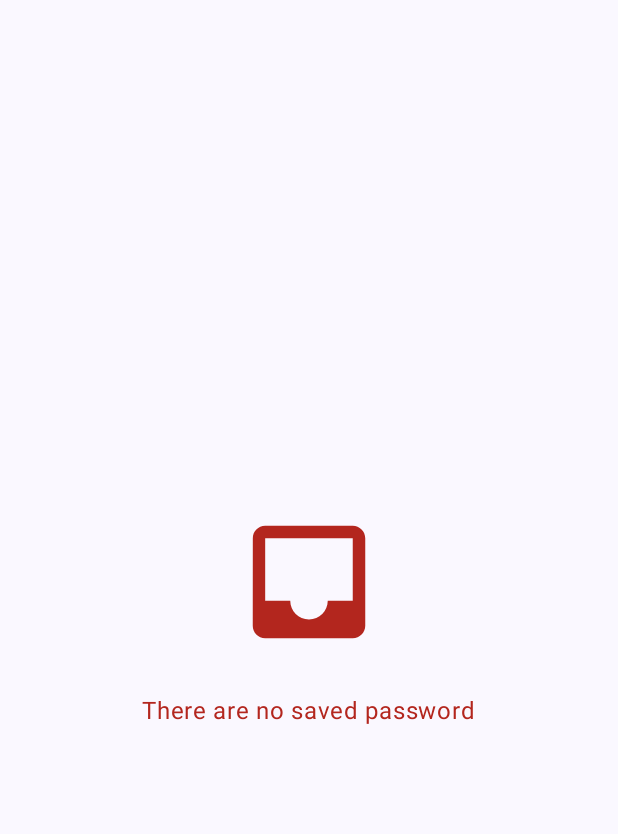
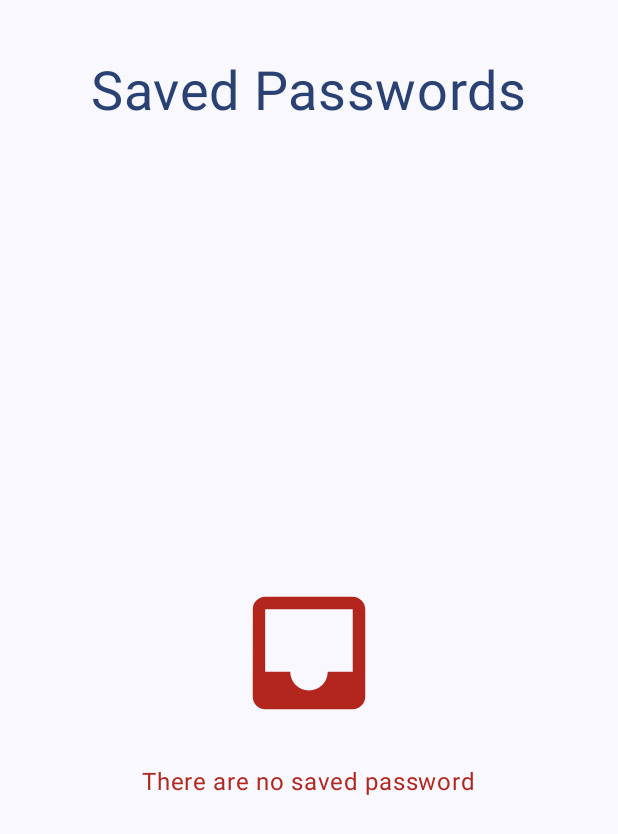
Before and after one commit to AAyar94/Password_Generator_Compose, an Android app built with Jetpack Compose: the SavedPasswordsScreen screen opened through its navigation route, on a phone screen of 412 x 824 dp. Shown: the top 834 px of the screen. Run offline under Robolectric (Android 15) with nearby library versions, the light colour scheme and no system bars; our stand-ins replace Dagger/Hilt's generated code, Room's generated code, accompanist.

Commit message:
added new string values to strings.xml, PasswordGeneratorNavigation edited, PasswordGeneratorViewModel & SavedPasswordsViewModel created, Repository created, PasswordSaveAlertDialog view created

```diff
--- a/app/src/main/java/com/aayar94/passwordgenerator/ui/navigation/PasswordGeneratorNavigation.kt
+++ b/app/src/main/java/com/aayar94/passwordgenerator/ui/navigation/PasswordGeneratorNavigation.kt
@@ -4,8 +4,8 @@ import androidx.compose.runtime.Composable
 import androidx.navigation.compose.NavHost
 import androidx.navigation.compose.composable
 import androidx.navigation.compose.rememberNavController
-import com.aayar94.passwordgenerator.ui.screens.PasswordGeneratorScreen
-import com.aayar94.passwordgenerator.ui.screens.SavedPasswordsScreen
+import com.aayar94.passwordgenerator.ui.screens.password_generator.PasswordGeneratorScreen
+import com.aayar94.passwordgenerator.ui.screens.saved_passwords.SavedPasswordsScreen
 
 @Composable
 fun PasswordGeneratorNavigation() {
@@ -19,7 +19,7 @@ fun PasswordGeneratorNavigation() {
                 PasswordGeneratorScreen(navController = navController)
             }
             composable(PasswordGeneratorScreens.SavedPasswordsScreen.name){
-                SavedPasswordsScreen()
+                SavedPasswordsScreen(navController)
             }
 
         })
--- a/app/src/main/java/com/aayar94/passwordgenerator/ui/screens/SavedPasswordsScreen.kt
+++ /dev/null
@@ -1,124 +0,0 @@
-package com.aayar94.passwordgenerator.ui.screens
-
-import android.content.res.Configuration.UI_MODE_NIGHT_YES
-import androidx.compose.foundation.Image
-import androidx.compose.foundation.background
-import androidx.compose.foundation.isSystemInDarkTheme
-import androidx.compose.foundation.layout.Arrangement
-import androidx.compose.foundation.layout.Box
-import androidx.compose.foundation.layout.Column
-import androidx.compose.foundation.layout.PaddingValues
-import androidx.compose.foundation.layout.Spacer
-import androidx.compose.foundation.layout.fillMaxSize
-import androidx.compose.foundation.layout.fillMaxWidth
-import androidx.compose.foundation.layout.height
-import androidx.compose.foundation.layout.padding
-import androidx.compose.foundation.layout.width
-import androidx.compose.foundation.lazy.LazyColumn
-import androidx.compose.foundation.lazy.items
-import androidx.compose.material.icons.Icons
-import androidx.compose.material.icons.filled.Inbox
-import androidx.compose.material3.Icon
-import androidx.compose.material3.MaterialTheme
-import androidx.compose.material3.Surface
-import androidx.compose.material3.Text
-import androidx.compose.runtime.Composable
-import androidx.compose.ui.Alignment
-import androidx.compose.ui.Alignment.Companion.Center
-import androidx.compose.ui.Alignment.Companion.CenterHorizontally
-import androidx.compose.ui.Modifier
-import androidx.compose.ui.graphics.Color
-import androidx.compose.ui.tooling.preview.Preview
-import androidx.compose.ui.unit.dp
-import androidx.compose.ui.unit.sp
-import com.aayar94.passwordgenerator.component.RowLayoutSavedPassword
-import com.aayar94.passwordgenerator.model.db.SavedPasswordModel
-import com.aayar94.passwordgenerator.ui.theme.PasswordGeneratorTheme
-import com.google.accompanist.systemuicontroller.rememberSystemUiController
-
-@Composable
-fun SavedPasswordsScreen() {
-    val passwordList: List<SavedPasswordModel> = emptyList()
-    PasswordGeneratorTheme {
-        SavedPasswordsContent(passwordList)
-    }
-}
-
-@Composable
-fun SavedPasswordsContent(list: List<SavedPasswordModel>) {
-    Surface(
-        modifier = Modifier
-            .fillMaxSize()
-            .background(MaterialTheme.colorScheme.surface)
-    ) {
-        if (list.isEmpty()) {
-            Box(modifier = Modifier.fillMaxSize()) {
-                Column(
-                    modifier = Modifier.fillMaxSize(),
-                    verticalArrangement = Arrangement.Center,
-                    horizontalAlignment = Alignment.CenterHorizontally
-                ) {
-                    Icon(
-                        imageVector = Icons.Default.Inbox,
-                        contentDescription = "Saved password list empty image",
-                        tint = MaterialTheme.colorScheme.error,
-                        modifier = Modifier
-                            .height(100.dp)
-                            .width(100.dp)
-                    )
-                    Spacer(modifier = Modifier.height(24.dp))
-                    Text(
-                        text = "There are no saved password",
-                        color = MaterialTheme.colorScheme.error
-                    )
-                }
-
-            }
-        } else {
-            Column(modifier = Modifier.fillMaxSize()) {
-                Text(
-                    text = "Saved Passwords",
-                    fontSize = 36.sp,
-                    modifier = Modifier
-                        .align(CenterHorizontally)
-                        .padding(top = 16.dp)
-                )
-                Spacer(modifier = Modifier.height(12.dp))
-                LazyColumn(
-                    modifier = Modifier
-                        .fillMaxWidth()
-                        .background(Color.Transparent),
-                    contentPadding = PaddingValues(12.dp),
-                ) {
-                    items(list) { password ->
-                        RowLayoutSavedPassword(password = password)
-                    }
-                }
-            }
-        }
-    }
-}
-
-
-@Preview
-@Preview(uiMode = UI_MODE_NIGHT_YES)
-@Composable
-fun SavedPasswordsPreviewListNotEmpty() {
-    PasswordGeneratorTheme {
-        val list = mutableListOf<SavedPasswordModel>()
-        list.add(SavedPasswordModel(1, "asd", "bsd"))
-        list.add(SavedPasswordModel(1, "asd", "bsd"))
-        list.add(SavedPasswordModel(1, "asd", "bsd"))
-        SavedPasswordsContent(list)
-    }
-}
-
-@Preview
-@Preview(uiMode = UI_MODE_NIGHT_YES)
-@Composable
-fun SavedPasswordsPreviewListEmpty() {
-    PasswordGeneratorTheme {
-        val list = emptyList<SavedPasswordModel>()
-        SavedPasswordsContent(list)
-    }
-}
--- /dev/null
+++ b/app/src/main/java/com/aayar94/passwordgenerator/ui/screens/saved_passwords/SavedPasswordsScreen.kt
@@ -0,0 +1,137 @@
+package com.aayar94.passwordgenerator.ui.screens.saved_passwords
+
+import android.content.res.Configuration.UI_MODE_NIGHT_YES
+import androidx.compose.foundation.background
+import androidx.compose.foundation.layout.Arrangement
+import androidx.compose.foundation.layout.Box
+import androidx.compose.foundation.layout.Column
+import androidx.compose.foundation.layout.PaddingValues
+import androidx.compose.foundation.layout.Spacer
+import androidx.compose.foundation.layout.fillMaxSize
+import androidx.compose.foundation.layout.fillMaxWidth
+import androidx.compose.foundation.layout.height
+import androidx.compose.foundation.layout.padding
+import androidx.compose.foundation.layout.width
+import androidx.compose.foundation.lazy.LazyColumn
+import androidx.compose.foundation.lazy.items
+import androidx.compose.material.icons.Icons
+import androidx.compose.material.icons.filled.Inbox
+import androidx.compose.material3.Icon
+import androidx.compose.material3.MaterialTheme
+import androidx.compose.material3.Surface
+import androidx.compose.material3.Text
+import androidx.compose.runtime.Composable
+import androidx.compose.runtime.LaunchedEffect
+import androidx.compose.ui.Alignment
+import androidx.compose.ui.Alignment.Companion.CenterHorizontally
+import androidx.compose.ui.Modifier
+import androidx.compose.ui.graphics.Color
+import androidx.compose.ui.tooling.preview.Preview
+import androidx.compose.ui.unit.dp
+import androidx.compose.ui.unit.sp
+import androidx.hilt.navigation.compose.hiltViewModel
+import androidx.navigation.NavController
+import com.aayar94.passwordgenerator.component.RowLayoutSavedPassword
+import com.aayar94.passwordgenerator.model.db.SavedPasswordModel
+import com.aayar94.passwordgenerator.ui.theme.PasswordGeneratorTheme
+
+@Composable
+fun SavedPasswordsScreen(
+    navController: NavController,
+    viewModel: SavedPasswordsViewModel = hiltViewModel()
+) {
+    var passwordList : List<SavedPasswordModel>? = emptyList()
+    LaunchedEffect(key1 = "key1", block = {
+        passwordList = viewModel.passwordList.value
+    })
+    PasswordGeneratorTheme {
+        passwordList?.let { SavedPasswordsContent(it) }
+    }
+}
+
+@Composable
+fun SavedPasswordsContent(list: List<SavedPasswordModel>, modifier: Modifier = Modifier) {
+    Surface(
+        modifier = modifier
+            .fillMaxSize()
+            .background(MaterialTheme.colorScheme.surface)
+    ) {
+        Column(
+            modifier = modifier
+                .fillMaxSize()
+                .padding(horizontal = 24.dp)
+                .padding(top = 24.dp)
+        ) {
+            Text(
+                text = "Saved Passwords",
+                fontSize = 36.sp,
+                modifier = modifier
+                    .align(CenterHorizontally)
+                    .padding(top = 16.dp), color = MaterialTheme.colorScheme.primary
+            )
+            Spacer(modifier = Modifier.height(12.dp))
+
+            if (list.isEmpty()) {
+                Box(modifier = Modifier.fillMaxSize()) {
+                    Column(
+                        modifier = Modifier.fillMaxSize(),
+                        verticalArrangement = Arrangement.Center,
+                        horizontalAlignment = Alignment.CenterHorizontally
+                    ) {
+                        Icon(
+                            imageVector = Icons.Default.Inbox,
+                            contentDescription = "Saved password list empty image",
+                            tint = MaterialTheme.colorScheme.error,
+                            modifier = Modifier
+                                .height(100.dp)
+                                .width(100.dp)
+                        )
+                        Spacer(modifier = Modifier.height(24.dp))
+                        Text(
+                            text = "There are no saved password",
+                            color = MaterialTheme.colorScheme.error
+                        )
+                    }
+
+                }
+            } else {
+                Column(modifier = Modifier.fillMaxSize()) {
+                    LazyColumn(
+                        modifier = Modifier
+                            .fillMaxWidth()
+                            .background(Color.Transparent),
+                        contentPadding = PaddingValues(12.dp),
+                    ) {
+                        items(list) { password ->
+                            RowLayoutSavedPassword(password = password)
+                        }
+                    }
+                }
+            }
+        }
+    }
+}
+
+
+@Preview
+@Preview(uiMode = UI_MODE_NIGHT_YES)
+@Composable
+fun SavedPasswordsPreviewListNotEmpty() {
+    PasswordGeneratorTheme {
+        val list = mutableListOf<SavedPasswordModel>()
+        list.add(SavedPasswordModel(1, "asd", "bsd"))
+        list.add(SavedPasswordModel(1, "asd", "bsd"))
+        list.add(SavedPasswordModel(1, "asd", "bsd"))
+        SavedPasswordsContent(list)
+    }
+}
+
+@Preview
+@Preview(uiMode = UI_MODE_NIGHT_YES)
+@Composable
+fun SavedPasswordsPreviewListEmpty() {
+    PasswordGeneratorTheme {
+        val list = emptyList<SavedPasswordModel>()
+        SavedPasswordsContent(list)
+    }
+}
--- /dev/null
+++ b/app/src/main/java/com/aayar94/passwordgenerator/ui/screens/saved_passwords/SavedPasswordsViewModel.kt
@@ -0,0 +1,27 @@
+package com.aayar94.passwordgenerator.ui.screens.saved_passwords
+
+import android.app.assist.AssistStructure.ViewNode
+import androidx.lifecycle.MutableLiveData
+import androidx.lifecycle.ViewModel
+import com.aayar94.passwordgenerator.data.Repository
+import com.aayar94.passwordgenerator.model.db.SavedPasswordModel
+import dagger.hilt.android.lifecycle.HiltViewModel
+import javax.inject.Inject
+
+@HiltViewModel
+class SavedPasswordsViewModel @Inject constructor(
+    private val repository: Repository
+) : ViewModel() {
+
+    val passwordList = MutableLiveData<List<SavedPasswordModel>>()
+
+    fun getAllPasswords() {
+        val response = repository.getAllSavedPasswords()
+        passwordList.postValue(response)
+    }
+
+    fun deletePassword(savedPasswordModel: SavedPasswordModel) {
+        repository.deletePassword(savedPasswordModel)
+    }
+
+}
--- a/app/src/main/res/values/strings.xml
+++ b/app/src/main/res/values/strings.xml
@@ -8,4 +8,6 @@
     <string name="click_on_generate">Click on generate</string>
     <string name="password_size">Password Size</string>
     <string name="generate_a_password">Generate a strong password</string>
+    <string name="saved_password_list">Saved Password List</string>
+    <string name="save_password">Save Password</string>
 </resources>
```
Also changed, not shown: app/src/main/java/com/aayar94/passwordgenerator/component/PasswordSaveAlertDialog.kt (added, +138 -0 lines), app/src/main/java/com/aayar94/passwordgenerator/data/Repository.kt (added, +26 -0 lines), app/src/main/java/com/aayar94/passwordgenerator/ui/screens/password_generator/PasswordGeneratorViewModel.kt (added, +17 -0 lines).
